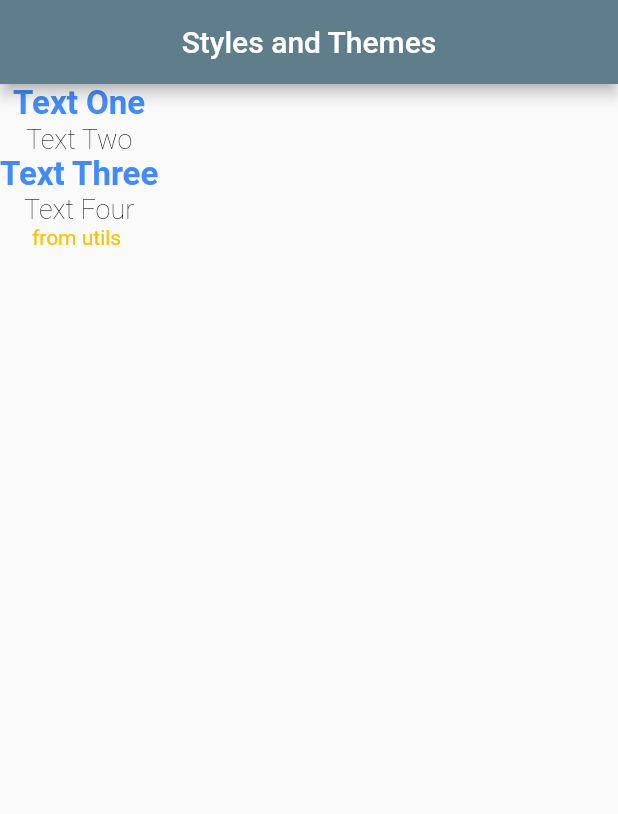
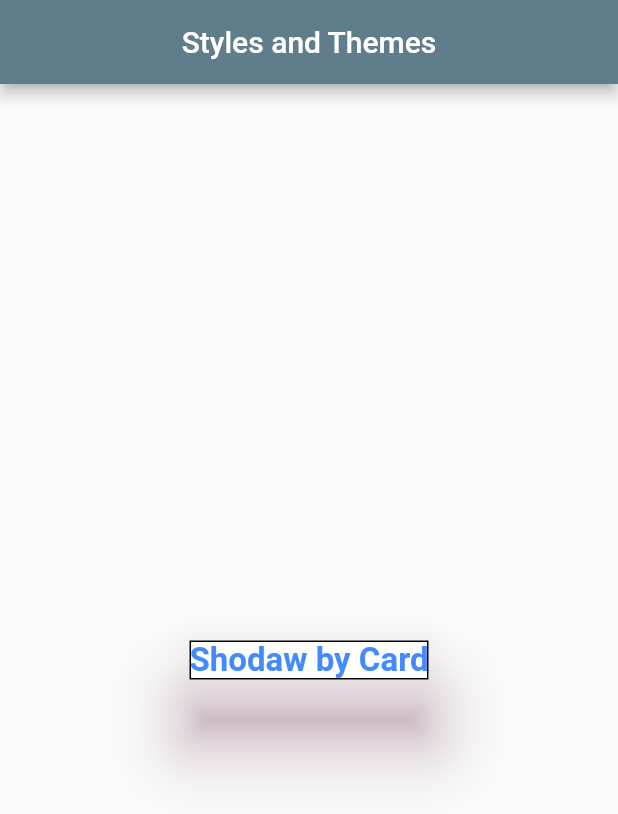
Before and after one commit to luckydarwai/Flutter, a Flutter app: the screen it shows after launch, on a phone screen of 412 x 824 dp. Shown: the top 814 px of the screen. Run offline on Flutter 3.47's test engine with Material 2 defaults, Android fonts, the phone set to English and light mode, and no system bars.

Commit message:
card Widger

```diff
--- a/lib/main.dart
+++ b/lib/main.dart
@@ -43,24 +43,15 @@ class _MyHomePageState extends State<MyHomePage> {
         appBar: AppBar(
           title: const Center(child: Text("Styles and Themes")),
         ),
-        body: Container(
-          child: Column(
-            children: [
-              Text(
-                "Text One",
-                style: Theme.of(context).textTheme.headline1,
-              ),
-              Text('Text Two', style: Theme.of(context).textTheme.subtitle1),
-              Text(
-                'Text Three',
-                style: Theme.of(context).textTheme.headline1,
-              ),
-              Text('Text Four', style: Theme.of(context).textTheme.subtitle1),
-              Text(
-                'from utils ',
-                style: myTextStyle21(),
-              )
-            ],
+        body: Center(
+          child: Card(
+            elevation: 20,
+            shadowColor: Colors.pink[900],
+            shape: Border.all(),
+            child: Text(
+              'Shodaw by Card',
+              style: Theme.of(context).textTheme.headline1,
+            ),
           ),
         ));
   }
```
